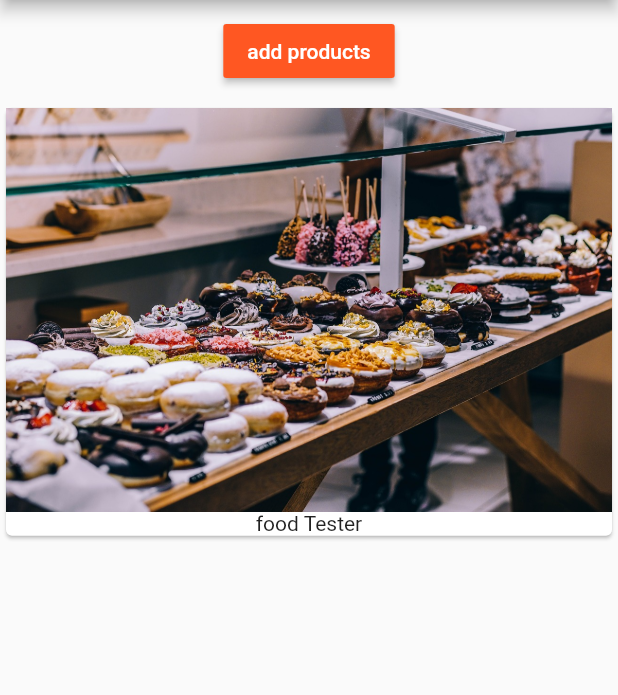
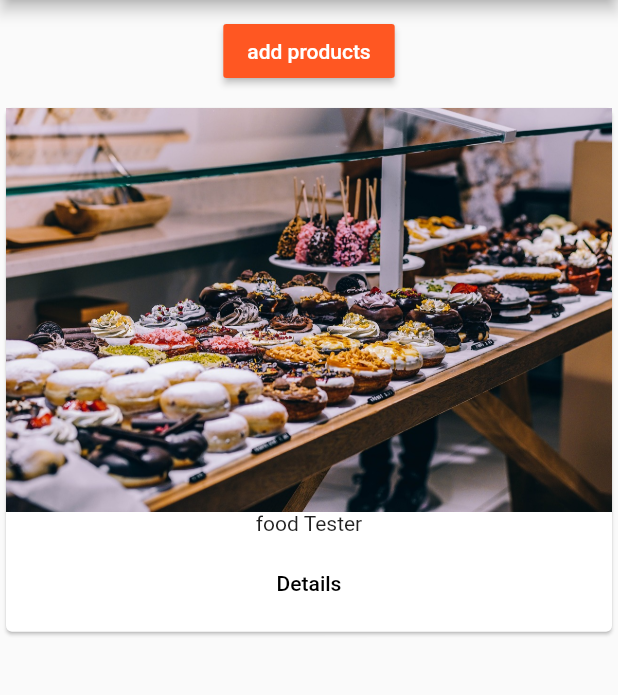
Before and after one commit to mohyM/new_flutter_app1, a Flutter app: the screen it shows after launch, on a phone screen of 412 x 824 dp, the part 84-779 px from its top. Run offline on Flutter 3.47's test engine with Material 2 defaults, Android fonts, the phone set to English and light mode, and no system bars.

```diff
--- a/lib/main.dart
+++ b/lib/main.dart
@@ -1,11 +1,11 @@
 import 'package:flutter/material.dart';
-import './products_manager.dart';
+import 'pages/home.dart';
 import 'package:flutter/rendering.dart';
 
 void main() {
   runApp(MyApp());
   // debugPaintSizeEnabled = true;
-  debugPaintSizeEnabled = true;
+  // debugPaintSizeEnabled = true;
 }
 
 class MyApp extends StatelessWidget {
@@ -17,12 +17,7 @@ class MyApp extends StatelessWidget {
         accentColor: Colors.deepPurple,
       ),
       debugShowCheckedModeBanner: true,
-      home: Scaffold(
-        appBar: AppBar(
-          title: Text("Easy List"),
-        ),
-        body: ProductManager("food Tester"),
-      ),
+      home: HomePage(),
     );
   }
 }
--- /dev/null
+++ b/lib/pages/home.dart
@@ -0,0 +1,15 @@
+import 'package:flutter/material.dart';
+import 'package:new_flutter_app1/products_manager.dart';
+
+class HomePage extends StatelessWidget {
+
+  @override
+  Widget build(BuildContext context) {
+    return Scaffold(
+        appBar: AppBar(
+          title: Text("Easy List"),
+        ),
+        body: ProductManager("food Tester"),
+      );
+  }
+}
--- /dev/null
+++ b/lib/pages/product.dart
@@ -0,0 +1,10 @@
+import 'package:flutter/material.dart';
+
+class ProductPage extends StatelessWidget {
+
+
+  @override
+  Widget build(BuildContext context) {
+    return Scaffold(appBar: AppBar(title: Text("Product Details"),),body: Center(child: Column(children: <Widget>[Text("product Details") ,RaisedButton(child: Text("Back"),onPressed: ()=>Navigator.pop(context),)],),),);
+  }
+}
--- a/lib/products.dart
+++ b/lib/products.dart
@@ -1,4 +1,5 @@
 import 'package:flutter/material.dart';
+import './pages/product.dart';
 
 class Products extends StatelessWidget {
   List<String> products;
@@ -12,6 +13,14 @@ class Products extends StatelessWidget {
                   children: <Widget>[
                     Image.asset("assets/food.jpg"),
                     Text(element),
+                    ButtonBar(alignment: MainAxisAlignment.center, children: <Widget>[
+                      FlatButton(
+
+                        child: Text("Details"),
+                        onPressed: ()=>Navigator.push(context, MaterialPageRoute(builder: (BuildContext context)=>ProductPage(),),),
+                        )
+                        ],
+                        )
                   ],
                 ),
               ))
```
